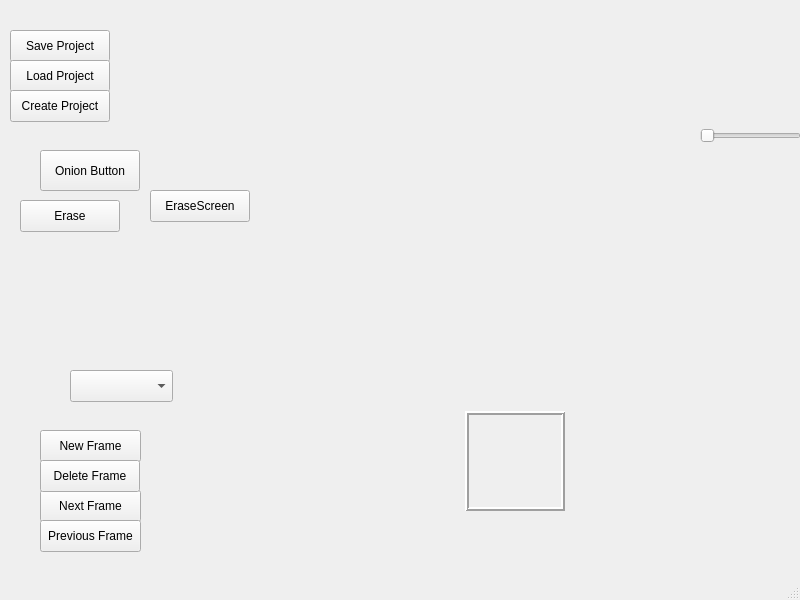
Qt form Foorge/mainwindow.ui (NCChacki/CS3505-Software2-SpriteEditor) before a commit.
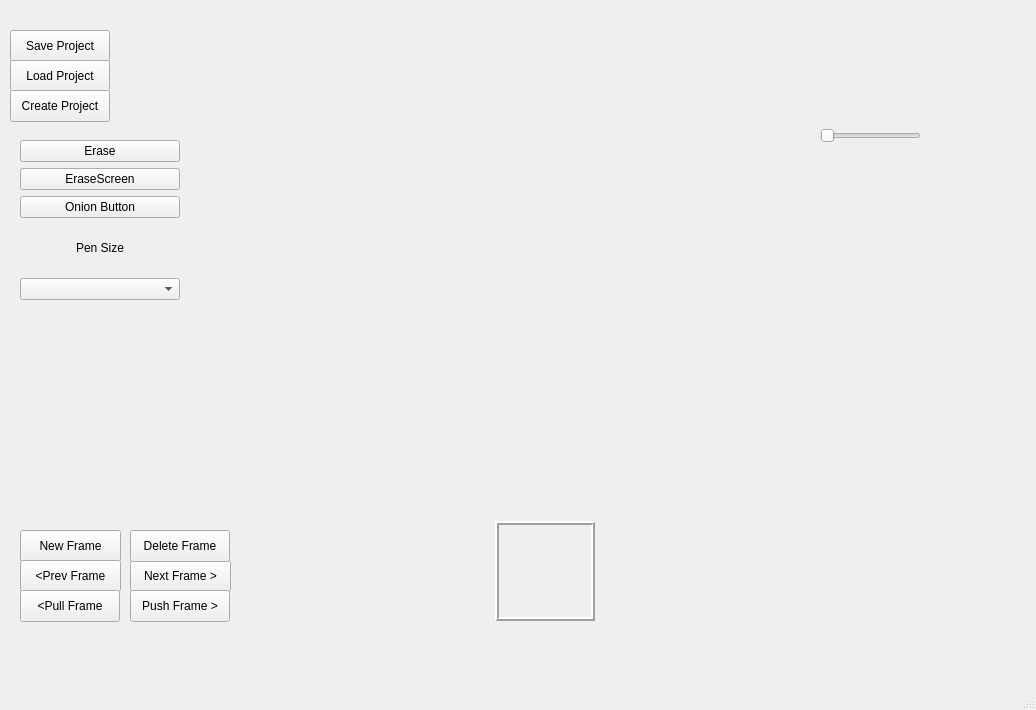
The same form after that commit. Custom widgets are drawn as their Qt base class.

Commit message:
Implemented push and pull frame buttons
Used for reordering frames. The name needs some work lol

Diff of the .ui file:
```diff
--- a/Foorge/mainwindow.ui
+++ b/Foorge/mainwindow.ui
@@ -6,8 +6,8 @@
    <rect>
     <x>0</x>
     <y>0</y>
-    <width>800</width>
-    <height>600</height>
+    <width>1036</width>
+    <height>710</height>
    </rect>
   </property>
   <property name="windowTitle">
@@ -19,8 +19,8 @@
      <rect>
       <x>300</x>
       <y>0</y>
-      <width>400</width>
-      <height>400</height>
+      <width>500</width>
+      <height>500</height>
      </rect>
     </property>
     <property name="palette">
@@ -131,20 +131,14 @@
       <rect>
        <x>0</x>
        <y>0</y>
-       <width>400</width>
-       <height>400</height>
+       <width>500</width>
+       <height>500</height>
       </rect>
      </property>
      <property name="minimumSize">
       <size>
-       <width>400</width>
-       <height>400</height>
-      </size>
-     </property>
-     <property name="maximumSize">
-      <size>
-       <width>400</width>
-       <height>400</height>
+       <width>0</width>
+       <height>0</height>
       </size>
      </property>
      <property name="accessibleDescription">
@@ -165,22 +159,10 @@
       <rect>
        <x>0</x>
        <y>0</y>
-       <width>400</width>
-       <height>400</height>
+       <width>500</width>
+       <height>500</height>
       </rect>
      </property>
-     <property name="minimumSize">
-      <size>
-       <width>400</width>
-       <height>400</height>
-      </size>
-     </property>
-     <property name="maximumSize">
-      <size>
-       <width>400</width>
-       <height>400</height>
-      </size>
-     </property>
      <property name="text">
       <string/>
      </property>
@@ -190,22 +172,10 @@
       <rect>
        <x>0</x>
        <y>0</y>
-       <width>400</width>
-       <height>400</height>
+       <width>500</width>
+       <height>500</height>
       </rect>
      </property>
-     <property name="minimumSize">
-      <size>
-       <width>400</width>
-       <height>400</height>
-      </size>
-     </property>
-     <property name="maximumSize">
-      <size>
-       <width>400</width>
-       <height>400</height>
-      </size>
-     </property>
      <property name="palette">
       <palette>
        <active>
@@ -305,8 +275,8 @@
    <widget class="QLabel" name="previewLabel">
     <property name="geometry">
      <rect>
-      <x>700</x>
-      <y>10</y>
+      <x>820</x>
+      <y>20</y>
       <width>100</width>
       <height>100</height>
      </rect>
@@ -318,8 +288,8 @@
    <widget class="QPushButton" name="newFrameButton">
     <property name="geometry">
      <rect>
-      <x>40</x>
-      <y>430</y>
+      <x>20</x>
+      <y>530</y>
       <width>101</width>
       <height>32</height>
      </rect>
@@ -331,34 +301,34 @@
    <widget class="QPushButton" name="nextFrameButton">
     <property name="geometry">
      <rect>
-      <x>40</x>
-      <y>490</y>
+      <x>130</x>
+      <y>560</y>
       <width>101</width>
       <height>32</height>
      </rect>
     </property>
     <property name="text">
-     <string>Next Frame</string>
+     <string>Next Frame &gt;</string>
     </property>
    </widget>
    <widget class="QPushButton" name="previousFrameButton">
     <property name="geometry">
      <rect>
-      <x>40</x>
-      <y>520</y>
+      <x>20</x>
+      <y>560</y>
       <width>101</width>
       <height>32</height>
      </rect>
     </property>
     <property name="text">
-     <string>Previous Frame</string>
+     <string>&lt;Prev Frame</string>
     </property>
    </widget>
    <widget class="QWidget" name="horizontalLayoutWidget">
     <property name="geometry">
      <rect>
-      <x>220</x>
-      <y>410</y>
+      <x>250</x>
+      <y>520</y>
       <width>591</width>
       <height>102</height>
      </rect>
@@ -504,7 +474,7 @@
    <widget class="QSlider" name="frameRateSlider">
     <property name="geometry">
      <rect>
-      <x>700</x>
+      <x>820</x>
       <y>120</y>
       <width>101</width>
       <height>31</height>
@@ -532,8 +502,8 @@
    <widget class="QPushButton" name="deleteFrameButton">
     <property name="geometry">
      <rect>
-      <x>40</x>
-      <y>460</y>
+      <x>130</x>
+      <y>530</y>
       <width>100</width>
       <height>32</height>
      </rect>
@@ -542,65 +512,91 @@
      <string>Delete Frame</string>
     </property>
    </widget>
-   <widget class="QPushButton" name="onionButton">
-    <property name="geometry">
-     <rect>
-      <x>40</x>
-      <y>150</y>
-      <width>100</width>
-      <height>41</height>
-     </rect>
-    </property>
-    <property name="text">
-     <string>Onion Button</string>
-    </property>
-   </widget>
    <widget class="QWidget" name="verticalLayoutWidget">
     <property name="geometry">
      <rect>
-      <x>50</x>
-      <y>250</y>
+      <x>20</x>
+      <y>350</y>
       <width>160</width>
       <height>80</height>
      </rect>
     </property>
     <layout class="QVBoxLayout" name="colorPickerLayout"/>
    </widget>
-   <widget class="QPushButton" name="eraseButton">
+   <widget class="QPushButton" name="pushFrameButton">
     <property name="geometry">
      <rect>
-      <x>20</x>
-      <y>200</y>
+      <x>130</x>
+      <y>590</y>
       <width>100</width>
       <height>32</height>
      </rect>
     </property>
     <property name="text">
-     <string>Erase</string>
+     <string>Push Frame &gt;</string>
     </property>
    </widget>
-   <widget class="QPushButton" name="eraseScreen">
+   <widget class="QPushButton" name="pullFrameButton">
     <property name="geometry">
      <rect>
-      <x>150</x>
-      <y>190</y>
+      <x>20</x>
+      <y>590</y>
       <width>100</width>
       <height>32</height>
      </rect>
     </property>
     <property name="text">
-     <string>EraseScreen</string>
+     <string>&lt;Pull Frame</string>
     </property>
    </widget>
-   <widget class="QComboBox" name="brushSizeBox">
+   <widget class="QWidget" name="verticalLayoutWidget_2">
     <property name="geometry">
      <rect>
-      <x>70</x>
-      <y>370</y>
-      <width>103</width>
-      <height>32</height>
+      <x>20</x>
+      <y>140</y>
+      <width>160</width>
+      <height>160</height>
      </rect>
     </property>
+    <layout class="QVBoxLayout" name="verticalLayout">
+     <item>
+      <widget class="QPushButton" name="eraseButton">
+       <property name="text">
+        <string>Erase</string>
+       </property>
+      </widget>
+     </item>
+     <item>
+      <widget class="QPushButton" name="eraseScreen">
+       <property name="text">
+        <string>EraseScreen</string>
+       </property>
+      </widget>
+     </item>
+     <item>
+      <widget class="QPushButton" name="onionButton">
+       <property name="text">
+        <string>Onion Button</string>
+       </property>
+      </widget>
+     </item>
+     <item>
+      <widget class="QLabel" name="label">
+       <property name="enabled">
+        <bool>true</bool>
+       </property>
+       <property name="text">
+        <string>Pen Size</string>
+       </property>
+       <property name="alignment">
+        <set>Qt::AlignCenter</set>
+       </property>
+      </widget>
+     </item>
+     <item>
+      <widget class="QComboBox" name="brushSizeBox"/>
+     </item>
+    </layout>
    </widget>
   </widget>
   <widget class="QMenuBar" name="menubar">
```
Left out of the diff: 2 changed lines with no effect on the pictures. The commit also changes 13 other files.
